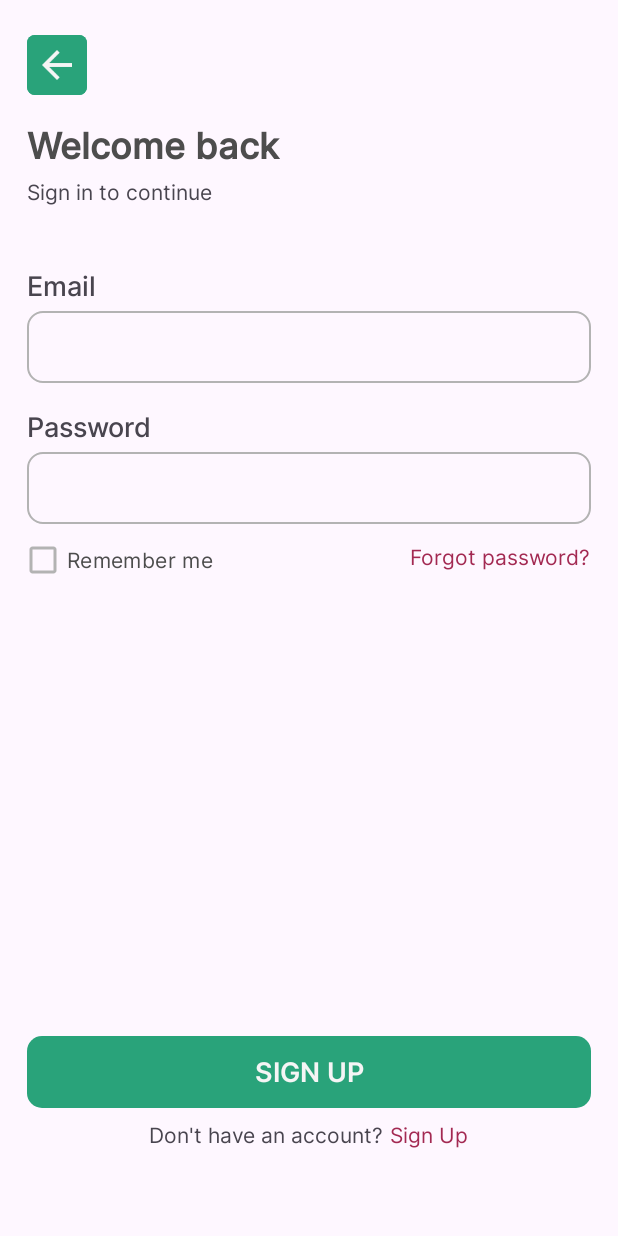
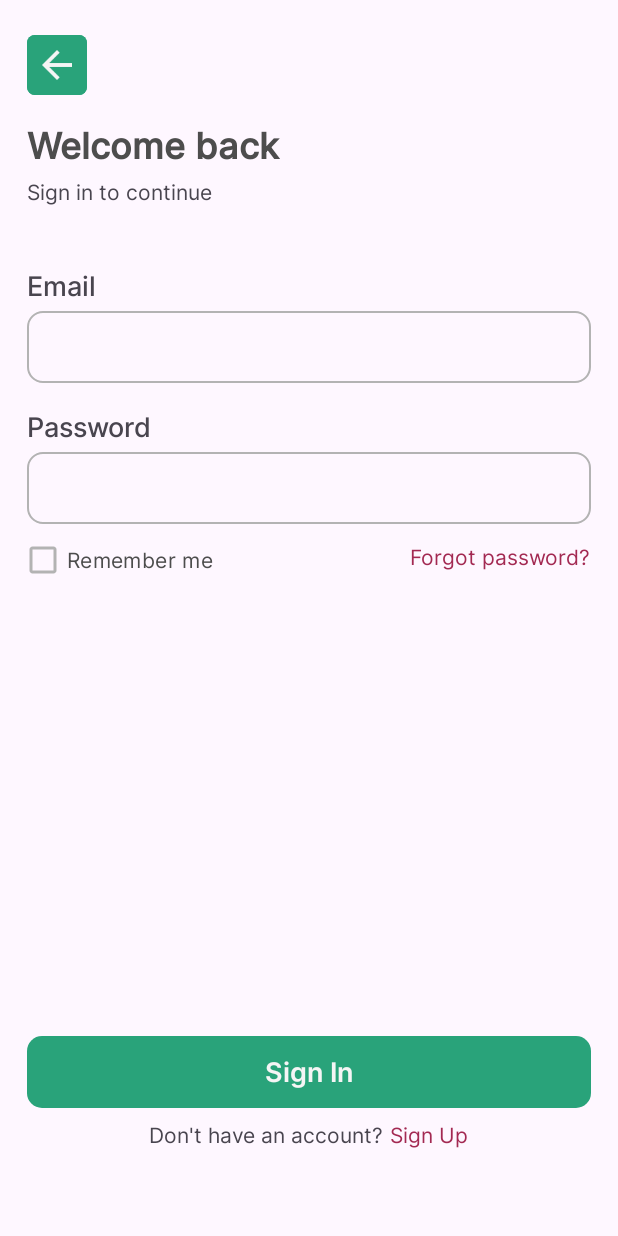
Before and after one commit to Lanzkuy/mental-health-app, an Android app: the fragment SignInFragment shown on its own in the app's theme, on a phone screen of 412 x 824 dp. Run offline under Robolectric (Android 15) with nearby library versions, the light colour scheme and no system bars.

Commit message:
change sign in button appearance

```diff
--- a/app/src/main/res/layout/fragment_sign_in.xml
+++ b/app/src/main/res/layout/fragment_sign_in.xml
@@ -131,7 +131,8 @@
         android:layout_marginHorizontal="18dp"
         android:background="@drawable/button"
         android:backgroundTint="@color/primary_50"
-        android:text="@string/signup"
+        android:text="@string/signin"
+        android:textAllCaps="false"
         android:textColor="@color/white"
         android:textSize="18sp"
         app:fontFamily="@font/inter_semibold"
```
